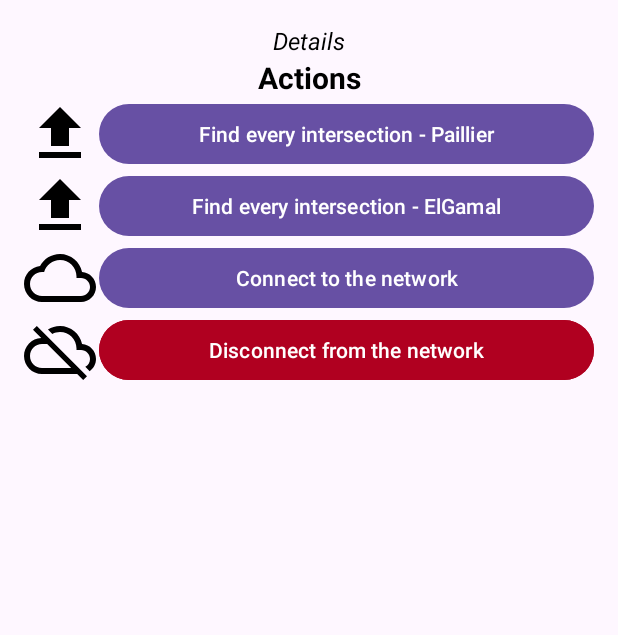
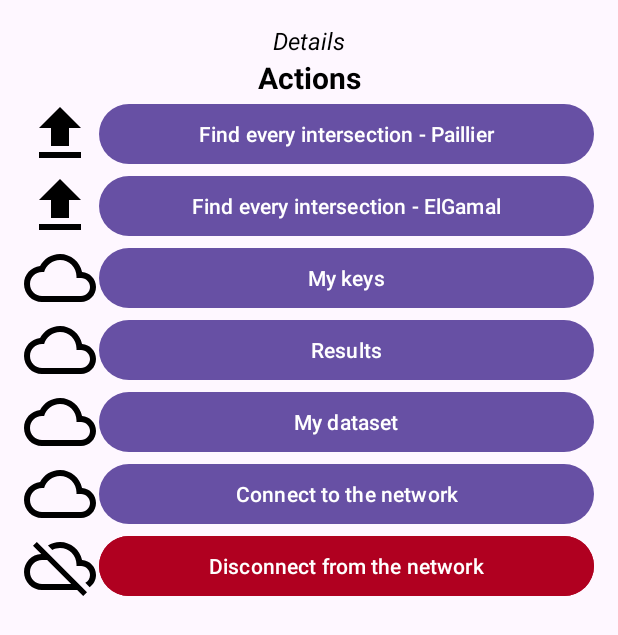
Before and after one commit to 4rius/APP_PSI, an Android app: the layout bottom_sheet_options.xml on its own in the app's theme, with its tools: preview values and no code run, on a phone screen of 412 x 824 dp. Shown: the top 635 px of the screen. Run offline under Robolectric (Android 15) with nearby library versions, the phone set to English and light mode, and no system bars.

Commit message:
strings and activities

```diff
--- a/app/src/main/res/layout/bottom_sheet_options.xml
+++ b/app/src/main/res/layout/bottom_sheet_options.xml
@@ -75,6 +75,72 @@
         android:orientation="horizontal">
 
         <ImageView
+            android:id="@+id/logo6"
+            android:layout_width="wrap_content"
+            android:layout_height="wrap_content"
+            android:src="@drawable/baseline_cloud_queue_48"
+            android:layout_gravity="center"
+            android:importantForAccessibility="no" />
+
+        <Button
+            android:id="@+id/buttonMyKeys"
+            android:layout_width="match_parent"
+            android:layout_height="wrap_content"
+            android:layout_marginStart="2dp"
+            android:text="@string/my_keys" />
+
+    </LinearLayout>
+
+    <LinearLayout
+        android:layout_width="match_parent"
+        android:layout_height="wrap_content"
+        android:orientation="horizontal">
+
+        <ImageView
+            android:id="@+id/logo7"
+            android:layout_width="wrap_content"
+            android:layout_height="wrap_content"
+            android:src="@drawable/baseline_cloud_queue_48"
+            android:layout_gravity="center"
+            android:importantForAccessibility="no" />
+
+        <Button
+            android:id="@+id/buttonResults"
+            android:layout_width="match_parent"
+            android:layout_height="wrap_content"
+            android:layout_marginStart="2dp"
+            android:text="@string/results" />
+
+    </LinearLayout>
+
+    <LinearLayout
+        android:layout_width="match_parent"
+        android:layout_height="wrap_content"
+        android:orientation="horizontal">
+
+        <ImageView
+            android:id="@+id/logo8"
+            android:layout_width="wrap_content"
+            android:layout_height="wrap_content"
+            android:src="@drawable/baseline_cloud_queue_48"
+            android:layout_gravity="center"
+            android:importantForAccessibility="no" />
+
+        <Button
+            android:id="@+id/buttonDataSet"
+            android:layout_width="match_parent"
+            android:layout_height="wrap_content"
+            android:layout_marginStart="2dp"
+            android:text="@string/my_dataset" />
+
+    </LinearLayout>
+
+    <LinearLayout
+        android:layout_width="match_parent"
+        android:layout_height="wrap_content"
+        android:orientation="horizontal">
+
+        <ImageView
             android:id="@+id/logo3"
             android:layout_width="wrap_content"
             android:layout_height="wrap_content"
--- a/app/src/main/res/values/strings.xml
+++ b/app/src/main/res/values/strings.xml
@@ -61,4 +61,7 @@
     <string name="find_intersection_ElGamal">Find intersection - ElGamal</string>
     <string name="intersect_everyone_paillier">Find every intersection - Paillier</string>
     <string name="intersect_everyone_ElGamal">Find every intersection - ElGamal</string>
+    <string name="my_keys">My keys</string>
+    <string name="results">Results</string>
+    <string name="my_dataset">My dataset</string>
 </resources>
```
